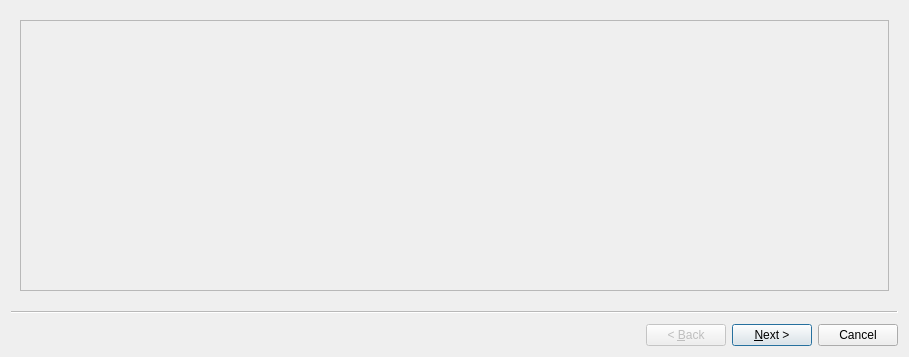
The window that ui/frmInitGame.ui (turulomio/glparchis) describes before a commit, drawn with Qt 5.
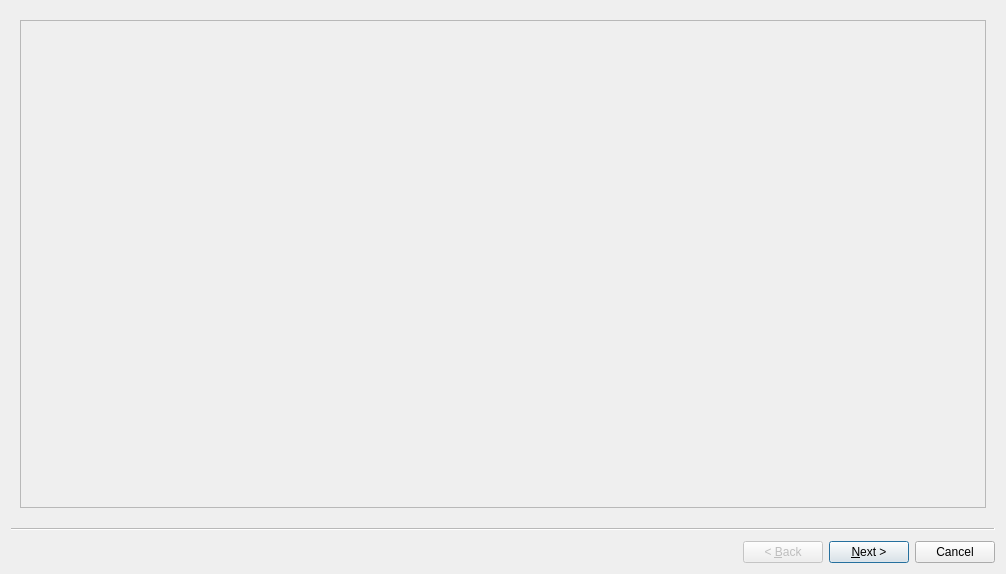
The same window after the commit. Icons and pictures are not drawn.

Commit message: Mejorado frmInit. Estabilizando PyQt5

The edit to the form file:
```diff
--- a/ui/frmInitGame.ui
+++ b/ui/frmInitGame.ui
@@ -6,8 +6,8 @@
    <rect>
     <x>0</x>
     <y>0</y>
-    <width>909</width>
-    <height>357</height>
+    <width>1006</width>
+    <height>574</height>
    </rect>
   </property>
   <property name="windowTitle">
@@ -38,8 +38,8 @@
         <rect>
          <x>0</x>
          <y>0</y>
-         <width>887</width>
-         <height>287</height>
+         <width>966</width>
+         <height>469</height>
         </rect>
        </property>
        <layout class="QVBoxLayout" name="verticalLayout_7">
```
Left out of the diff: 9 changed lines with no effect on the pictures. The commit also changes 20 other files.
